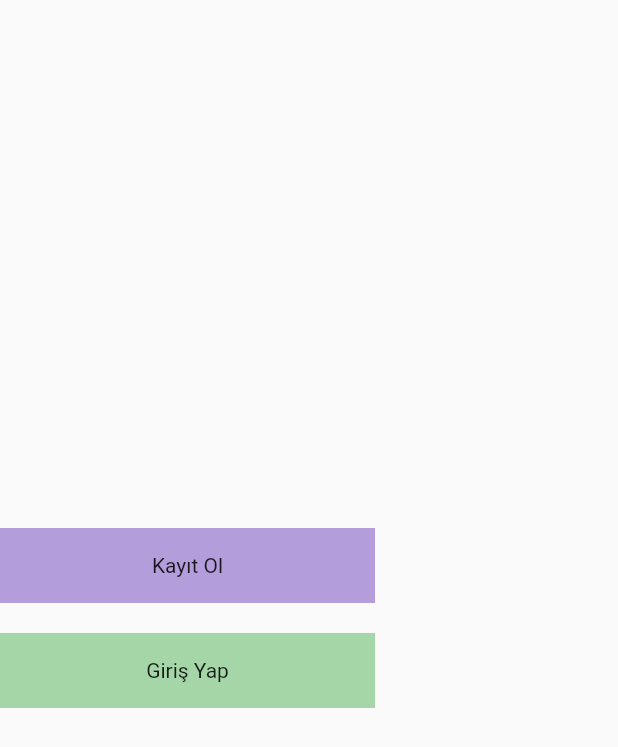
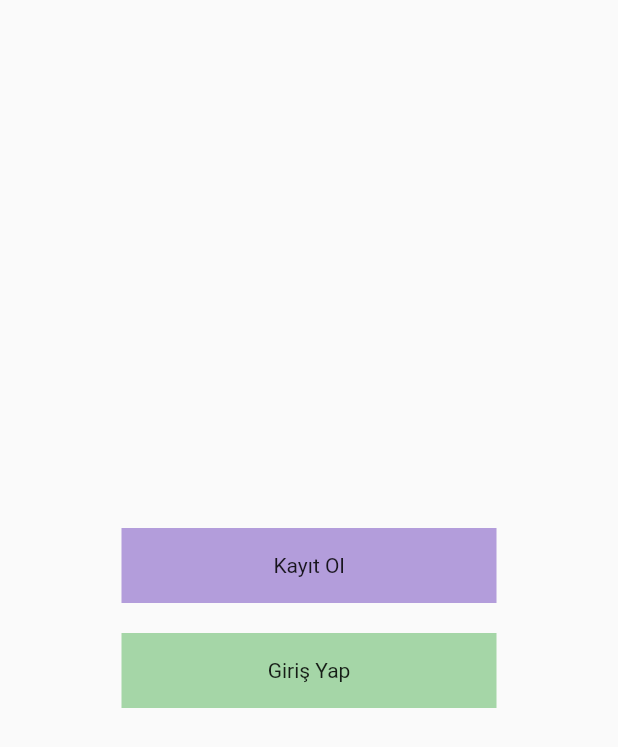
Before and after one commit to elifErdgn/supa_auth, a Flutter app: the HomePage screen opened directly, on a phone screen of 412 x 824 dp. Shown: the top 747 px of the screen. Run offline on Flutter 3.47's test engine with Material 2 defaults, Android fonts, the phone set to English and light mode, and no system bars; our stand-ins replace shared_preferences, supabase_flutter; accounts and stored records are empty.

Commit message:
ikinci kayit

```diff
--- a/lib/homepage.dart
+++ b/lib/homepage.dart
@@ -69,7 +69,8 @@ class _HomePageState extends State<HomePage> with CacheManager {
   @override
   Widget build(BuildContext context) {
     return Scaffold(
-      body: Column(
+      body: Center(
+        child: Column(
           crossAxisAlignment: CrossAxisAlignment.center,
           mainAxisAlignment: MainAxisAlignment.center,
           children: [
@@ -101,6 +102,7 @@ class _HomePageState extends State<HomePage> with CacheManager {
               ),
             ),
           ],
+        ),
       ),
     );
   }
--- a/lib/services.dart
+++ b/lib/services.dart
@@ -34,7 +34,7 @@ class AuthServices {
     );
     final Session? session = response.session;
     if (session != null) {
-      CacheManager().saveToken(session.accessToken ?? 'token yok');
+      CacheManager().saveToken(session.accessToken);
       print("token" + session.accessToken );
 
     }
```
Also changed, not shown: lib/main.dart (+3 -13 lines). Lines whose indentation alone changed are shown as unchanged.
